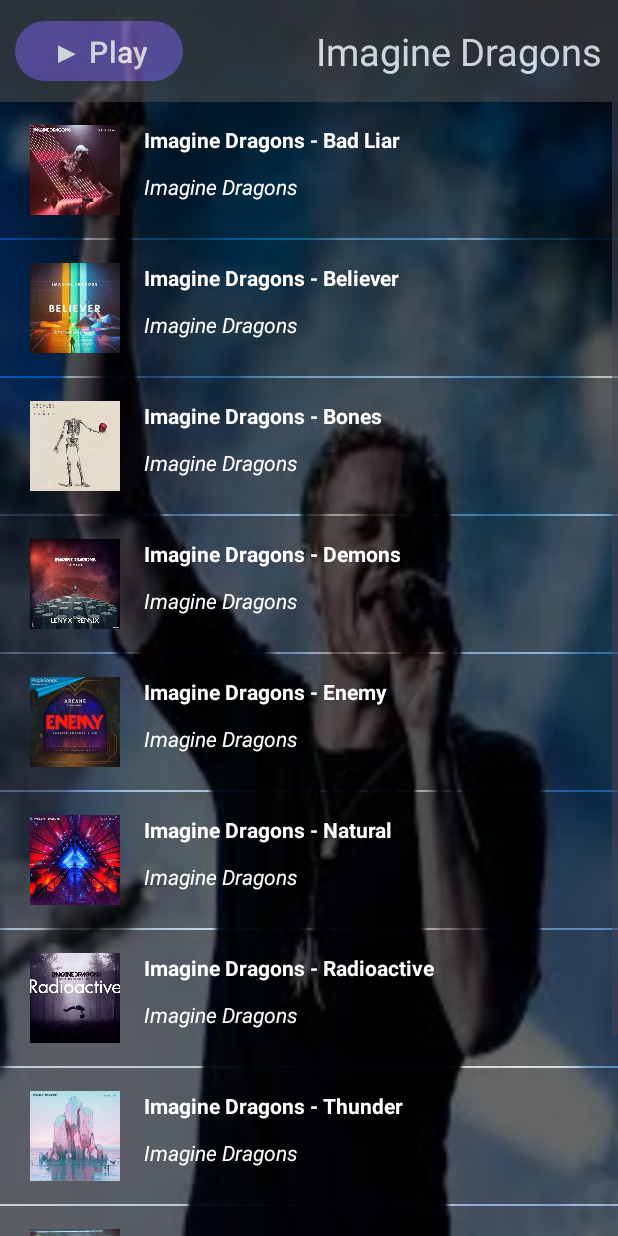
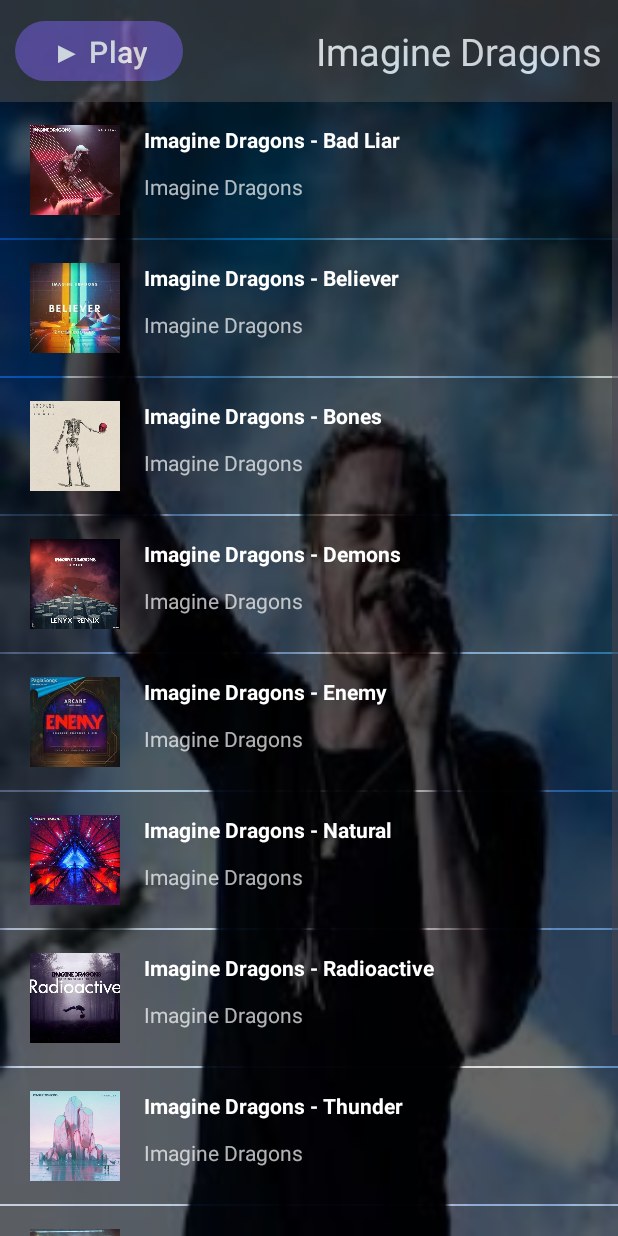
Before and after one commit to Codebutproblem/Music-App, an Android app: the screen it shows after launch (MusicianPlaylistActivity), after a tap on "Imagine Dragons", on a phone screen of 412 x 824 dp. Run offline under Robolectric (Android 15) with nearby library versions, the phone set to English and light mode, and no system bars.

Commit message:
minh_vu commit

```diff
--- a/app/src/main/res/layout/music_line.xml
+++ b/app/src/main/res/layout/music_line.xml
@@ -35,5 +35,5 @@
         android:layout_height="wrap_content"
         android:textColor="#FFFFFF"
         android:text="Musican Name"
-        android:textStyle="italic"/>
+        android:alpha="0.7"/>
 </RelativeLayout>
```
